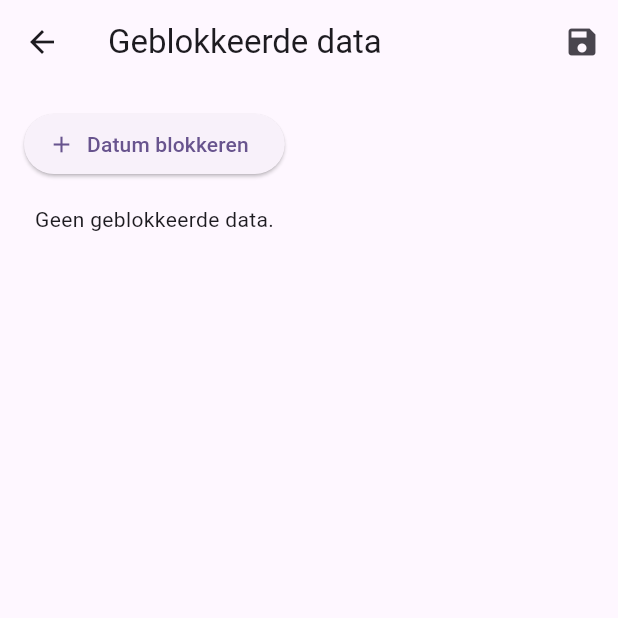
After one commit to csguth/gatoweb_client, a Flutter app: the screen it shows once a user with an empty profile is signed in, after a tap on "Geblokkeerde data", on a phone screen of 412 x 824 dp, the top half of it. The commit adds this screen. Run offline on Flutter 3.47's test engine with Material 3 defaults, Android fonts, the phone set to English and light mode, and no system bars; our stand-ins replace cloud_firestore, firebase_auth, firebase_core, shared_preferences; accounts and stored records are empty; network calls fail.

Commit message:
feat: flutter upgrade; blocked dates

```diff
--- a/lib/localization/app_localizations.dart
+++ b/lib/localization/app_localizations.dart
@@ -148,6 +148,18 @@ class AppLocalizations {
       AppLanguage.nl: 'Uitloggen',
       AppLanguage.en: 'Logout',
     },
+    'blocked_dates': {
+      AppLanguage.nl: 'Geblokkeerde data',
+      AppLanguage.en: 'Blocked dates',
+    },
+    'add_blocked_date': {
+      AppLanguage.nl: 'Datum blokkeren',
+      AppLanguage.en: 'Add blocked date',
+    },
+    'no_blocked_dates': {
+      AppLanguage.nl: 'Geen geblokkeerde data.',
+      AppLanguage.en: 'No blocked dates.',
+    },
   };
 
   static String t(String key, AppLanguage language) {
--- /dev/null
+++ b/lib/pages/blocked_dates_page.dart
@@ -0,0 +1,104 @@
+import 'package:flutter/material.dart';
+import '../localization/app_localizations.dart';
+
+class BlockedDatesPage extends StatefulWidget {
+  final List<DateTime> blockedDates;
+  final ValueChanged<List<DateTime>> onChanged;
+
+  const BlockedDatesPage({
+    super.key,
+    required this.blockedDates,
+    required this.onChanged,
+  });
+
+  @override
+  State<BlockedDatesPage> createState() => _BlockedDatesPageState();
+}
+
+class _BlockedDatesPageState extends State<BlockedDatesPage> {
+  late List<DateTime> dates;
+
+  @override
+  void initState() {
+    super.initState();
+    dates = List.from(widget.blockedDates);
+  }
+
+  void _addDate() async {
+    final picked = await showDatePicker(
+      context: context,
+      initialDate: DateTime.now(),
+      firstDate: DateTime.now().subtract(const Duration(days: 365)),
+      lastDate: DateTime.now().add(const Duration(days: 365)),
+      selectableDayPredicate: (date) {
+        // Prevent picking dates that are already blocked
+        return !dates.any((d) =>
+          d.year == date.year &&
+          d.month == date.month &&
+          d.day == date.day
+        );
+      },
+    );
+    if (picked != null) {
+      setState(() {
+        dates.add(picked);
+        dates.sort();
+      });
+      widget.onChanged(List.from(dates));
+    }
+  }
+
+  void _removeDate(DateTime date) {
+    setState(() {
+      dates.removeWhere((d) => d.year == date.year && d.month == date.month && d.day == date.day);
+    });
+    widget.onChanged(List.from(dates));
+  }
+
+  @override
+  Widget build(BuildContext context) {
+    return Scaffold(
+      appBar: AppBar(
+        title: Text(AppLocalizations.of(context, 'blocked_dates')),
+        actions: [
+          IconButton(
+            icon: const Icon(Icons.save),
+            onPressed: () {
+              Navigator.pop(context, dates); // <-- Return dates on pop
+            },
+          ),
+        ],
+      ),
+      body: Padding(
+        padding: const EdgeInsets.all(16.0),
+        child: Column(
+          children: [
+            ElevatedButton.icon(
+              onPressed: _addDate,
+              icon: const Icon(Icons.add),
+              label: Text(AppLocalizations.of(context, 'add_blocked_date')),
+            ),
+            const SizedBox(height: 16),
+            Expanded(
+              child: dates.isEmpty
+                  ? Text(AppLocalizations.of(context, 'no_blocked_dates'))
+                  : ListView.builder(
+                      itemCount: dates.length,
+                      itemBuilder: (context, index) {
+                        final date = dates[index];
+                        return ListTile(
+                          title: Text('${date.year}-${date.month.toString().padLeft(2, '0')}-${date.day.toString().padLeft(2, '0')}'),
+                          trailing: IconButton(
+                            icon: const Icon(Icons.delete),
+                            onPressed: () => _removeDate(date),
+                          ),
+                        );
+                      },
+                    ),
+            ),
+          ],
+        ),
+      ),
+    );
+  }
+}
--- a/lib/pages/home_page.dart
+++ b/lib/pages/home_page.dart
@@ -1,5 +1,6 @@
 import 'package:flutter/material.dart';
 import 'package:provider/provider.dart';
+import 'package:cloud_firestore/cloud_firestore.dart';
 import '../providers/auth_provider.dart';
 import '../models/booking.dart';
 import '../config/price_config.dart' show priceConfig;
@@ -8,11 +9,21 @@ import '../localization/app_localizations.dart';
 import '../widgets/language_dropdown.dart';
 import '../widgets/upcoming_bookings_list.dart';
 import 'new_booking_page.dart';
+import 'blocked_dates_page.dart';
 
-final List<DateTime> blockedDates = [
-  DateTime(2025, 8, 15),
-  DateTime(2025, 8, 20),
-];
+Future<List<DateTime>> loadBlockedDates() async {
+  final doc = await FirebaseFirestore.instance.collection('settings').doc('blockedDates').get();
+  final dates = (doc.data()?['dates'] as List<dynamic>? ?? [])
+      .map((ts) => DateTime.fromMillisecondsSinceEpoch(ts))
+      .toList();
+  return dates;
+}
+
+Future<void> saveBlockedDates(List<DateTime> dates) async {
+  await FirebaseFirestore.instance.collection('settings').doc('blockedDates').set({
+    'dates': dates.map((d) => d.millisecondsSinceEpoch).toList(),
+  });
+}
 
 class HomePage extends StatefulWidget {
   const HomePage({super.key, required this.title});
@@ -24,6 +35,7 @@ class HomePage extends StatefulWidget {
 
 class _HomePageState extends State<HomePage> {
   List<Booking> upcomingBookings = List.from(upcomingBookingsMock);
+  List<DateTime> blockedDates = [];
 
   void _startNewBooking() async {
     final newBooking = await Navigator.push(
@@ -41,6 +53,26 @@ class _HomePageState extends State<HomePage> {
         upcomingBookings.sort((a, b) => a.startDate.compareTo(b.startDate));
       });
     }
+  }
+
+  @override
+  void initState() {
+    super.initState();
+    _loadBlockedDates();
+  }
+
+  Future<void> _loadBlockedDates() async {
+    final loaded = await loadBlockedDates();
+    setState(() {
+      blockedDates = loaded;
+    });
+  }
+
+  void _updateBlockedDates(List<DateTime> dates) async {
+    setState(() {
+      blockedDates = dates;
+    });
+    await saveBlockedDates(dates);
   }
 
   @override
@@ -66,6 +98,24 @@ class _HomePageState extends State<HomePage> {
                   style: Theme.of(context).textTheme.titleMedium,
                 ),
                 const Spacer(),
+                TextButton.icon(
+                  icon: const Icon(Icons.event_busy),
+                  label: Text(AppLocalizations.of(context, 'blocked_dates')),
+                  onPressed: () async {
+                    final result = await Navigator.push<List<DateTime>>(
+                      context,
+                      MaterialPageRoute(
+                        builder: (context) => BlockedDatesPage(
+                          blockedDates: blockedDates,
+                          onChanged: _updateBlockedDates,
+                        ),
+                      ),
+                    );
+                    if (result != null) {
+                      _updateBlockedDates(result);
+                    }
+                  },
+                ),
                 TextButton.icon(
                   onPressed: () async {
                     await auth.signOut();
--- a/pubspec.yaml
+++ b/pubspec.yaml
@@ -39,6 +39,7 @@ dependencies:
   shared_preferences: ^2.2.2
   firebase_core: ^2.30.0
   firebase_auth: ^4.19.4
+  cloud_firestore: ^4.17.3
 
 dev_dependencies:
   flutter_test:
```
Also changed, not shown: lib/pages/new_booking_page.dart (+23 -0 lines), pubspec.lock, 4 other files.
